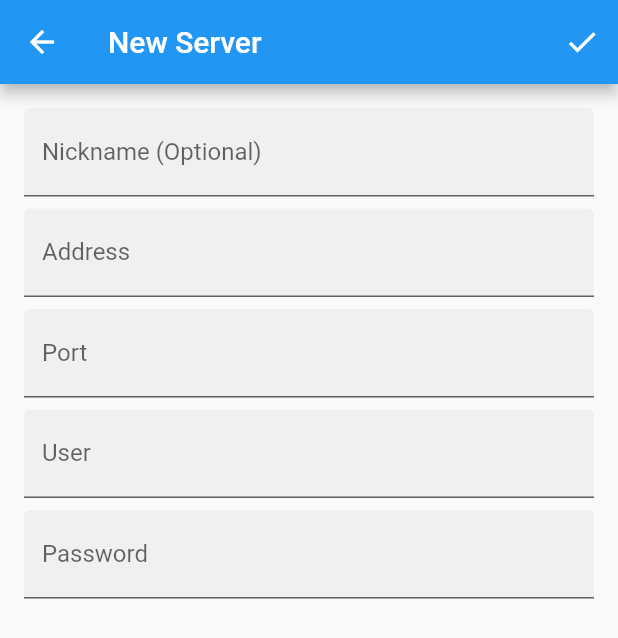
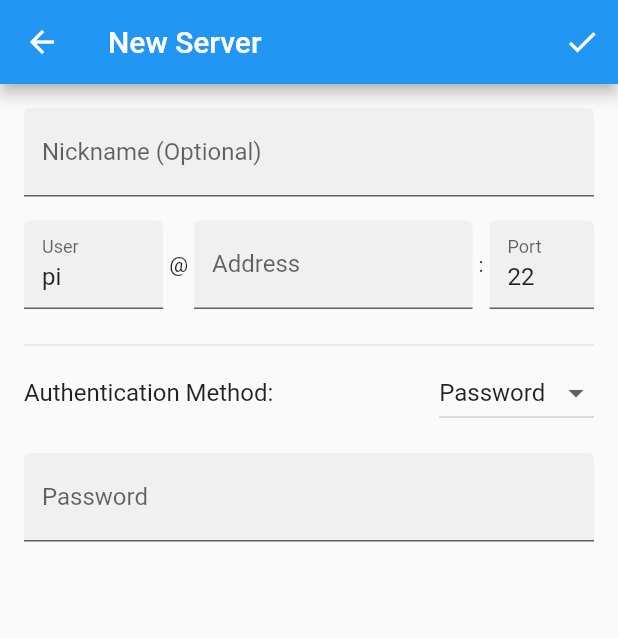
Before and after one commit to PegasisForever/raspi_monitor_app, a Flutter app: the ServerEditPage screen opened directly, on a phone screen of 412 x 824 dp. Shown: the top 638 px of the screen. Run offline on Flutter 3.47's test engine with Material 2 defaults, Android fonts, the phone set to English and light mode, and no system bars; our stand-ins replace file_picker, flutter_secure_storage, syncfusion_flutter_charts; missing offline and left inert: ssh, syncfusion_flutter_core; accounts and stored records are empty.

Commit message:
update server edit page

```diff
--- a/lib/model/DataMonitor.dart
+++ b/lib/model/DataMonitor.dart
@@ -1,5 +1,3 @@
-import 'dart:convert';
-
 import 'package:raspi_monitor_app/model/Data.dart';
 import 'package:raspi_monitor_app/model/Server.dart';
 import 'package:raspi_monitor_app/ssh/sshTools.dart';
--- a/lib/ui/servereditpage/ServerEditPage.dart
+++ b/lib/ui/servereditpage/ServerEditPage.dart
@@ -1,5 +1,10 @@
+import 'dart:io';
+
+import 'package:file_picker/file_picker.dart';
 import 'package:flutter/material.dart';
+import 'package:flutter/services.dart';
 import 'package:raspi_monitor_app/model/Server.dart';
+import 'package:raspi_monitor_app/tools.dart';
 
 class ServerEditPage extends StatefulWidget {
   ServerEditPage({this.server});
@@ -16,6 +21,9 @@ class _ServerEditPageState extends State<ServerEditPage> {
   final portController = TextEditingController();
   final userController = TextEditingController();
   final passwordController = TextEditingController();
+  final passphraseController = TextEditingController();
+  bool isUsePassword = true;
+  String privateKey;
 
   @override
   void initState() {
@@ -25,6 +33,9 @@ class _ServerEditPageState extends State<ServerEditPage> {
       portController.text = widget.server.port.toString();
       userController.text = widget.server.user;
       passwordController.text = widget.server.password ?? "";
+    } else {
+      portController.text = '22';
+      userController.text = 'pi';
     }
     super.initState();
   }
@@ -36,6 +47,7 @@ class _ServerEditPageState extends State<ServerEditPage> {
     portController.dispose();
     userController.dispose();
     passwordController.dispose();
+    passphraseController.dispose();
     super.dispose();
   }
 
@@ -52,8 +64,10 @@ class _ServerEditPageState extends State<ServerEditPage> {
                 addressController.text,
                 userController.text,
                 int.parse(portController.text),
-                password: passwordController.text,
                 name: nickNameController.text,
+                password: isUsePassword ? passwordController.text : null,
+                privKey: isUsePassword ? null : privateKey,
+                passphrase: isUsePassword ? null : passphraseController.text,
               );
               Navigator.pop(context, server);
             },
@@ -72,16 +86,40 @@ class _ServerEditPageState extends State<ServerEditPage> {
                   filled: true,
                 ),
               ),
-              SizedBox(height: 8),
-              TextField(
+              SizedBox(height: 16),
+              Row(
+                children: <Widget>[
+                  Expanded(
+                    flex: 4,
+                    child: TextField(
+                      controller: userController,
+                      decoration: InputDecoration(
+                        labelText: "User",
+                        filled: true,
+                      ),
+                    ),
+                  ),
+                  Padding(
+                    padding: const EdgeInsets.all(4),
+                    child: Text('@'),
+                  ),
+                  Expanded(
+                    flex: 8,
+                    child: TextField(
                       controller: addressController,
                       decoration: InputDecoration(
                         labelText: "Address",
                         filled: true,
                       ),
                     ),
-              SizedBox(height: 8),
-              TextField(
+                  ),
+                  Padding(
+                    padding: const EdgeInsets.all(4),
+                    child: Text(':'),
+                  ),
+                  Expanded(
+                    flex: 3,
+                    child: TextField(
                       controller: portController,
                       keyboardType: TextInputType.number,
                       decoration: InputDecoration(
@@ -89,15 +127,42 @@ class _ServerEditPageState extends State<ServerEditPage> {
                         filled: true,
                       ),
                     ),
-              SizedBox(height: 8),
-              TextField(
-                controller: userController,
-                decoration: InputDecoration(
-                  labelText: "User",
-                  filled: true,
+                  )
+                ],
+              ),
+              SizedBox(height: 16),
+              Divider(),
+              Row(
+                mainAxisAlignment: MainAxisAlignment.spaceBetween,
+                children: <Widget>[
+                  Text(
+                    'Authentication Method: ',
+                    style: TextStyle(
+                      fontSize: 16,
                     ),
                   ),
-              SizedBox(height: 8),
+                  DropdownButton<bool>(
+                    value: isUsePassword,
+                    onChanged: (newValue) {
+                      setState(() {
+                        isUsePassword = newValue;
+                      });
+                    },
+                    items: <DropdownMenuItem<bool>>[
+                      DropdownMenuItem<bool>(
+                        value: true,
+                        child: Text('Password'),
+                      ),
+                      DropdownMenuItem<bool>(
+                        value: false,
+                        child: Text('Private Key'),
+                      ),
+                    ],
+                  ),
+                ],
+              ),
+              SizedBox(height: 16),
+              if (isUsePassword)
                 TextField(
                   controller: passwordController,
                   obscureText: true,
@@ -106,10 +171,94 @@ class _ServerEditPageState extends State<ServerEditPage> {
                     filled: true,
                   ),
                 ),
+              if (!isUsePassword)
+                Column(
+                  crossAxisAlignment: CrossAxisAlignment.start,
+                  children: <Widget>[
+                    TextField(
+                      controller: passphraseController,
+                      obscureText: true,
+                      decoration: InputDecoration(
+                        labelText: "Passphrase (Optional)",
+                        filled: true,
+                      ),
+                    ),
+                    SizedBox(height: 16),
+                    Row(
+                      mainAxisAlignment: MainAxisAlignment.spaceBetween,
+                      children: <Widget>[
+                        RaisedButton(
+                          child: Text('Choose a File'),
+                          onPressed: () async {
+                            final filePath = await FilePicker.getFilePath(type: FileType.any);
+                            final file = File(filePath);
+                            if (!await _isValidKey(file)) {
+                              _showAlertDialog(
+                                context,
+                                'File \'${file.path.split('/').last}\' is not a valid private key.',
+                              );
+                              return;
+                            }
+                            final privateKey = await file.readAsString();
+                            setState(() {
+                              this.privateKey = privateKey;
+                            });
+                          },
+                        ),
+                        Text('or'),
+                        RaisedButton(
+                          child: Text('Paste from Clipboard'),
+                          onPressed: () async {
+                            final clipboardText = (await Clipboard.getData('text/plain')).text;
+                            if (!await _isValidKey(clipboardText)) {
+                              _showAlertDialog(
+                                context,
+                                '\'${shrinkText(clipboardText, 10)}\' is not a valid private key.',
+                              );
+                              return;
+                            }
+                          },
+                        ),
+                      ],
+                    ),
+                    SizedBox(height: 16),
+                    if (privateKey != null) Text(privateKey.substring(0, 50) + '.....'),
+                  ],
+                )
             ],
           ),
         ),
       ),
     );
   }
+
+  Future<bool> _isValidKey(key) async {
+    String content;
+    if (key is File) {
+      if (await key.length() > 10240) {
+        return false;
       }
+      content = await key.readAsString();
+    } else if (key is String) {
+      content = key;
+    } else {
+      return false;
+    }
+
+    return content.startsWith('-----BEGIN RSA PRIVATE KEY-----') && content.endsWith('-----END RSA PRIVATE KEY-----');
+  }
+
+  void _showAlertDialog(BuildContext context, String msg) {
+    showDialog(
+        context: context,
+        builder: (context) => AlertDialog(
+              title: Text(msg),
+              actions: <Widget>[
+                FlatButton(
+                  child: Text('OK'),
+                  onPressed: () => Navigator.pop(context),
+                )
+              ],
+            ));
+  }
+}
--- a/pubspec.yaml
+++ b/pubspec.yaml
@@ -33,6 +33,7 @@ dependencies:
   crypto: ^2.1.4
   syncfusion_flutter_charts: ^18.1.59
   intl: ^0.16.1
+  file_picker: ^1.10.0 # todo ios setup https://github.com/miguelpruivo/flutter_file_picker/wiki/Setup#--ios
 
 dev_dependencies:
   flutter_test:
```
Also changed, not shown: lib/tools.dart (added, +11 -0 lines), pubspec.lock. Lines whose indentation alone changed are shown as unchanged.
